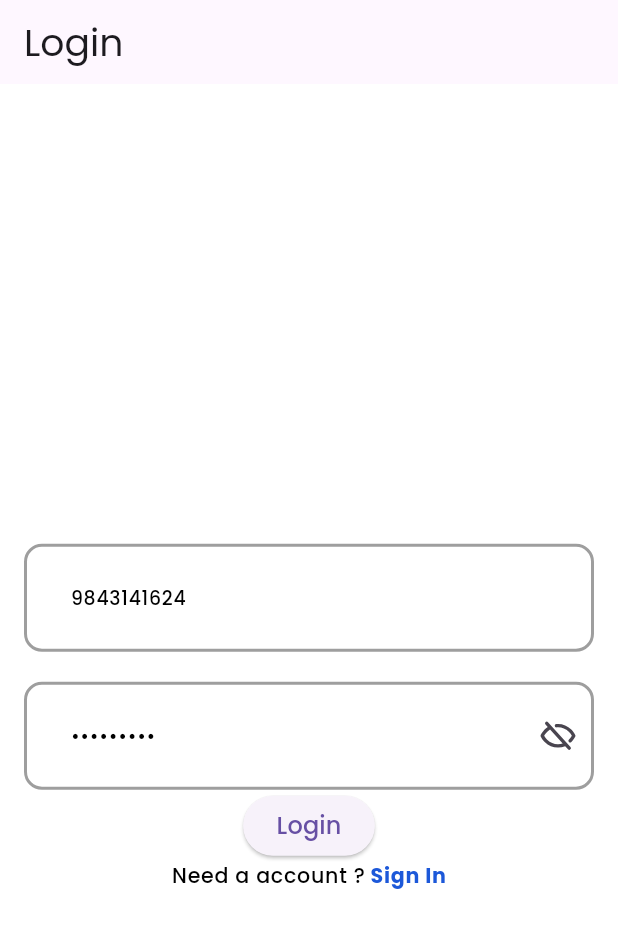
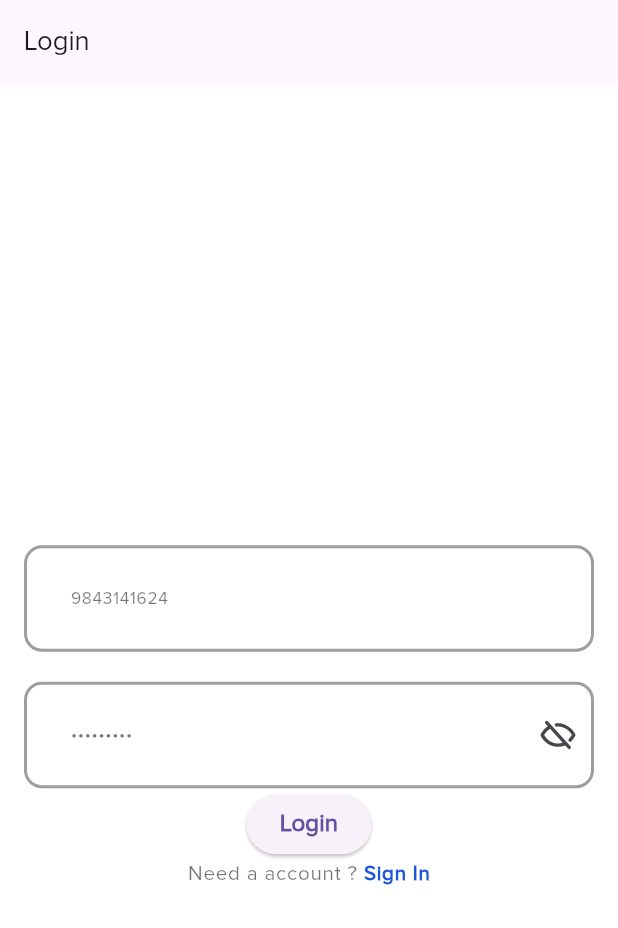
Before and after one commit to shreeshantuchi/instagram_clone, a Flutter app: the screen it shows after launch, on a phone screen of 412 x 824 dp. Shown: the top 928 px of the screen. Run offline on Flutter 3.47's test engine with Material 3 defaults, Android fonts, the phone set to English and light mode, and no system bars; our stand-ins replace bloc, firebase_core, flutter_bloc, flutter_screenutil, phosphor_flutter, shared_preferences; accounts and stored records are empty.

Commit message:
second commit

```diff
--- a/lib/core/services/ApiService/api_service.dart
+++ b/lib/core/services/ApiService/api_service.dart
@@ -1,6 +1,4 @@
 import 'dart:convert';
-
-import 'package:flutter/foundation.dart';
 import 'package:http/http.dart' as http;
 import 'package:login_token_app/core/constants/client_detials.dart';
 import 'package:login_token_app/core/constants/url/app_urls.dart';
@@ -38,7 +36,6 @@ class ApiService {
     }
   }
 
-  // ignore: body_might_complete_normally_nullable
   Future<Map<String, dynamic>?> sendGetRequest(
       String accessToken, String url) async {
     final response = await http.get(
@@ -68,6 +65,7 @@ class ApiService {
       default:
         return null;
     }
+    return null;
   }
 
   Future<Map<String, dynamic>?> refreshAccessToken() async {
--- a/lib/core/theme/textThme.dart
+++ b/lib/core/theme/textThme.dart
@@ -1,23 +1,133 @@
 import 'package:flutter/material.dart';
 import 'package:flutter_screenutil/flutter_screenutil.dart';
-import 'package:google_fonts/google_fonts.dart';
 
-class CustomTextTheme {
-  static TextTheme customTextTheme = TextTheme(
-    displayLarge: GoogleFonts.poppins(fontSize: 57.sp, color: Colors.black),
-    displayMedium: GoogleFonts.poppins(fontSize: 45.sp, color: Colors.black),
-    displaySmall: GoogleFonts.poppins(fontSize: 36.sp, color: Colors.black),
-    headlineLarge: GoogleFonts.poppins(fontSize: 32.sp, color: Colors.black),
-    headlineMedium: GoogleFonts.poppins(fontSize: 28.sp, color: Colors.black),
-    headlineSmall: GoogleFonts.poppins(fontSize: 24.sp, color: Colors.black),
-    titleLarge: GoogleFonts.poppins(fontSize: 22.sp, color: Colors.black),
-    titleMedium: GoogleFonts.poppins(fontSize: 16.sp, color: Colors.black),
-    titleSmall: GoogleFonts.poppins(fontSize: 14.sp, color: Colors.black),
-    bodyLarge: GoogleFonts.poppins(fontSize: 16.sp, color: Colors.black),
-    bodyMedium: GoogleFonts.poppins(fontSize: 14.sp, color: Colors.black),
-    bodySmall: GoogleFonts.poppins(fontSize: 12.sp, color: Colors.black),
-    labelLarge: GoogleFonts.poppins(fontSize: 14.sp, color: Colors.black),
-    labelMedium: GoogleFonts.poppins(fontSize: 12.sp, color: Colors.black),
-    labelSmall: GoogleFonts.poppins(fontSize: 11.sp, color: Colors.black),
-  );
-}
+TextTheme instagramTextTheme = TextTheme(
+  // DisplayLarge: For very large titles or key sections, like profile names or main page headings
+  displayLarge: TextStyle(
+    fontFamily: 'Proxima',
+    fontSize: 36.0.sp,
+    fontWeight: FontWeight.bold,
+    letterSpacing: 1.2,
+    color: Colors.black,
+  ),
+
+  // DisplayMedium: Slightly smaller than DisplayLarge, for major section titles or prominent headings
+  displayMedium: TextStyle(
+    fontFamily: 'Proxima',
+    fontSize: 30.0.sp,
+    fontWeight: FontWeight.bold,
+    letterSpacing: 1.1,
+    color: Colors.black,
+  ),
+
+  // DisplaySmall: For medium-sized titles or important subheadings
+  displaySmall: TextStyle(
+    fontFamily: 'Proxima',
+    fontSize: 24.0.sp,
+    fontWeight: FontWeight.bold,
+    letterSpacing: 1.1,
+    color: Colors.black,
+  ),
+
+  // HeadlineLarge: Suitable for key headings in sections like post captions or main profiles
+  headlineLarge: TextStyle(
+    fontFamily: 'Proxima',
+    fontSize: 20.0.sp,
+    fontWeight: FontWeight.bold,
+    letterSpacing: 1.0,
+    color: Colors.black,
+  ),
+
+  // HeadlineMedium: For prominent headings or slightly less important titles
+  headlineMedium: TextStyle(
+    fontFamily: 'Proxima',
+    fontSize: 18.0.sp,
+    fontWeight: FontWeight.w600,
+    letterSpacing: 0.8,
+    color: Colors.black,
+  ),
+
+  // HeadlineSmall: Smaller headings or subheadings for less prominent sections
+  headlineSmall: TextStyle(
+    fontFamily: 'Proxima',
+    fontSize: 16.0.sp,
+    fontWeight: FontWeight.w600,
+    letterSpacing: 0.8,
+    color: Colors.black,
+  ),
+
+  // TitleLarge: For larger text in buttons, cards, or other key UI elements
+  titleLarge: TextStyle(
+    fontFamily: 'Proxima',
+    fontSize: 16.0.sp,
+    fontWeight: FontWeight.w500,
+    color: Colors.black54, // Light color for secondary importance
+  ),
+
+  // TitleMedium: For titles or subheadings in lists and secondary elements
+  titleMedium: TextStyle(
+    fontFamily: 'Proxima',
+    fontSize: 14.0.sp,
+    fontWeight: FontWeight.w500,
+    color: Colors.black54,
+  ),
+
+  // TitleSmall: For small titles or less prominent text in cards or lists
+  titleSmall: TextStyle(
+    fontFamily: 'Proxima',
+    fontSize: 14.0.sp,
+    fontWeight: FontWeight.w500,
+    color: Colors.black54,
+  ),
+
+  // BodyLarge: Main text style for content-heavy areas, such as post captions or comments
+  bodyLarge: TextStyle(
+    fontFamily: 'Proxima',
+    fontSize: 14.0.sp,
+    fontWeight: FontWeight.normal,
+    color: Colors.black,
+  ),
+
+  // BodyMedium: Alternative to BodyLarge for less prominent body text
+  bodyMedium: TextStyle(
+    fontFamily: 'Proxima',
+    fontSize: 14.0.sp,
+    fontWeight: FontWeight.normal,
+    color: Colors.black87,
+  ),
+
+  // BodySmall: Smaller body text for less important content or detailed information
+  bodySmall: TextStyle(
+    fontFamily: 'Proxima',
+    fontSize: 12.0.sp,
+    fontWeight: FontWeight.normal,
+    color: Colors.black54,
+  ),
+
+  // LabelLarge: For text in buttons, usually bold and white on a colored background
+  labelLarge: TextStyle(
+    fontFamily: 'Proxima',
+    fontSize: 14.0.sp,
+    fontWeight: FontWeight.bold,
+    color: Colors.white, // Assumes buttons have a colored background
+  ),
+
+  // LabelMedium: For labels or tags, often used for smaller elements
+  labelMedium: TextStyle(
+    fontFamily: 'Proxima',
+    fontSize: 12.0.sp,
+    fontWeight: FontWeight.normal,
+    color: Colors.black54,
+  ),
+
+  // LabelSmall: For very small labels or indicators, like timestamps or small badges
+  labelSmall: TextStyle(
+    fontFamily: 'Proxima',
+    fontSize: 10.0.sp,
+    fontWeight: FontWeight.normal,
+    color: Colors.black54,
+  ),
+);
+
+TextStyle instagramHeading =
+    TextStyle(fontFamily: "Billabong", fontSize: 24.sp);
--- a/lib/auth/bloc/auth_bloc.dart
+++ b/lib/features/authentication/presentation/bloc/auth_bloc.dart
@@ -1,6 +1,6 @@
 import 'package:bloc/bloc.dart';
-import 'package:login_token_app/auth/bloc/auth_event.dart';
-import 'package:login_token_app/auth/bloc/auth_state.dart';
+import 'package:login_token_app/features/authentication/presentation/bloc/auth_event.dart';
+import 'package:login_token_app/features/authentication/presentation/bloc/auth_state.dart';
 import 'package:login_token_app/core/constants/url/app_urls.dart';
 import 'package:login_token_app/core/services/ApiService/api_service.dart';
 import 'package:login_token_app/core/services/sharedPreference/shared_preference_service.dart';
@@ -13,7 +13,7 @@ class AuthBloc extends Bloc<AuthEvent, AuthState> {
   AuthBloc() : super(const OnAuthInitialState()) {
     on<LoginEvent>(
       (event, emit) async {
-        emit(OnAuthLoadingState());
+        emit(const OnAuthLoadingState());
         Map<String, dynamic>? data = await apiService.sendPostRequest(
             event.data, baseUrl + loginEndpoint);
         if (data != null) {
--- a/lib/auth/pages/loginView/login_view.dart
+++ b/lib/features/authentication/presentation/pages/loginView/login_view.dart
@@ -1,7 +1,7 @@
 import 'package:flutter/material.dart';
 import 'package:flutter_bloc/flutter_bloc.dart';
-import 'package:login_token_app/auth/bloc/auth_bloc.dart';
-import 'package:login_token_app/auth/bloc/auth_event.dart';
+import 'package:login_token_app/features/authentication/presentation/bloc/auth_bloc.dart';
+import 'package:login_token_app/features/authentication/presentation/bloc/auth_event.dart';
 import 'package:login_token_app/core/constants/client_detials.dart';
 import 'package:login_token_app/core/theme/app_pallet.dart';
 import 'package:login_token_app/core/widget/custom_text_form_field.dart';
@@ -41,13 +41,11 @@ class LoginForm extends StatefulWidget {
 
 class _LoginFormState extends State<LoginForm> {
   TextEditingController emailController = TextEditingController();
-
   TextEditingController passwordController = TextEditingController();
   @override
   void initState() {
     emailController.text = "9843141624";
     passwordController.text = "123Admin@";
-    // TODO: implement initState
     super.initState();
   }
 
--- a/lib/auth/pages/splashView/splash_screen.dart
+++ b/lib/features/authentication/presentation/pages/splashView/splash_screen.dart
@@ -1,12 +1,11 @@
 import 'package:flutter/material.dart';
 import 'package:flutter_bloc/flutter_bloc.dart';
-import 'package:login_token_app/auth/bloc/auth_bloc.dart';
-import 'package:login_token_app/auth/bloc/auth_state.dart';
-import 'package:login_token_app/auth/pages/homeView/home_view.dart';
-import 'package:login_token_app/auth/pages/loginView/login_view.dart';
+import 'package:login_token_app/features/authentication/presentation/bloc/auth_bloc.dart';
+import 'package:login_token_app/features/authentication/presentation/bloc/auth_state.dart';
+import 'package:login_token_app/features/authentication/presentation/pages/homeView/home_view.dart';
+import 'package:login_token_app/features/authentication/presentation/pages/loginView/login_view.dart';
 import 'package:login_token_app/core/theme/app_pallet.dart';
 import 'package:login_token_app/core/widget/loading_indicator.dart';
-import 'package:login_token_app/main.dart';
 
 class SplashScreen extends StatefulWidget {
   const SplashScreen({super.key});
@@ -51,15 +50,15 @@ class _SplashScreenState extends State<SplashScreen> {
         print(state);
         switch (state) {
           case OnAuthLoadingState():
-            return LoadingIndicator(text: "Loading");
+            return const LoadingIndicator(text: "Loading");
           case OnLogInAuthenticatedState():
-            return MyHomePage(title: "ggg");
+            return const MyHomePage(title: "Log In Authentication");
           case OnAppStartLogInAuthenticatedState():
-            return MyHomePage(title: "ggg");
+            return const MyHomePage(title: "app restart Authentication");
           case OnLoginFailureState():
-            return LoginView();
+            return const LoginView();
           case OnLogInUnAuthenticactedState():
-            return LoginView();
+            return const LoginView();
 
           default:
             return const LoadingIndicator(text: "Initializing");
--- a/lib/userManagement/bloc/user_maanagement_bloc.dart
+++ b/lib/features/userManagement/presentation/bloc/user_maanagement_bloc.dart
@@ -1,9 +1,8 @@
 import 'package:bloc/bloc.dart';
-import 'package:login_token_app/auth/bloc/auth_state.dart';
 import 'package:login_token_app/core/services/ApiService/api_service.dart';
 import 'package:login_token_app/core/services/sharedPreference/shared_preference_service.dart';
-import 'package:login_token_app/userManagement/bloc/user_maanagement_event.dart';
-import 'package:login_token_app/userManagement/bloc/user_management_state.dart';
+import 'package:login_token_app/features/userManagement/presentation/bloc/user_maanagement_event.dart';
+import 'package:login_token_app/features/userManagement/presentation/bloc/user_management_state.dart';
 
 class UserManagementBloc
     extends Bloc<UserMaanagementEvent, UserManagementState> {
--- a/lib/main.dart
+++ b/lib/main.dart
@@ -1,12 +1,12 @@
 import 'package:flutter/material.dart';
 import 'package:flutter_bloc/flutter_bloc.dart';
 import 'package:flutter_screenutil/flutter_screenutil.dart';
-import 'package:login_token_app/auth/bloc/auth_bloc.dart';
-import 'package:login_token_app/auth/bloc/auth_event.dart';
-import 'package:login_token_app/auth/pages/splashView/splash_screen.dart';
+import 'package:login_token_app/features/authentication/presentation/bloc/auth_bloc.dart';
+import 'package:login_token_app/features/authentication/presentation/bloc/auth_event.dart';
+import 'package:login_token_app/features/authentication/presentation/pages/splashView/splash_screen.dart';
 import 'package:login_token_app/core/theme/textThme.dart';
 import 'package:login_token_app/core/theme/theme.dart';
-import 'package:login_token_app/userManagement/bloc/user_maanagement_bloc.dart';
+import 'package:login_token_app/features/userManagement/presentation/bloc/user_maanagement_bloc.dart';
 
 void main() {
   runApp(const MyApp());
@@ -38,9 +38,7 @@ class MyApp extends StatelessWidget {
           return MaterialApp(
             home: const SplashScreen(),
             title: 'Flutter Demo',
-            theme: AppTheme.lightTheme.copyWith(
-              textTheme: CustomTextTheme.customTextTheme,
-            ),
+            theme: AppTheme.lightTheme.copyWith(textTheme: instagramTextTheme),
           );
         },
       ),
```
Also changed, not shown: lib/core/theme/app_pallet.dart (+30 -0 lines), lib/core/widget/nav_bar_screen.dart (added, +38 -0 lines), lib/features/authentication/presentation/pages/homeView/home_view.dart (renamed from lib/auth/pages/homeView/home_view.dart, +12 -28 lines), pubspec.yaml (+9 -11 lines), assets/fonts/Billabong.ttf (added), assets/fonts/Proxima.otf (added), firebase.json (added), lib/features/authentication/presentation/bloc/auth_event.dart (renamed from lib/auth/bloc/auth_event.dart), lib/features/authentication/presentation/bloc/auth_state.dart (renamed from lib/auth/bloc/auth_state.dart), lib/features/userManagement/presentation/bloc/user_maanagement_event.dart (renamed from lib/userManagement/bloc/user_maanagement_event.dart), lib/features/userManagement/presentation/bloc/user_management_state.dart (renamed from lib/userManagement/bloc/user_management_state.dart), lib/firebase_options.dart (added), 3 other files.
